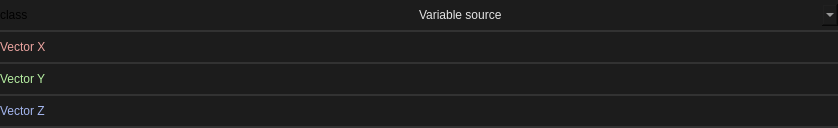
Above: smartprop_editor/properties_classes/vector3d.ui from dertwist/Hammer5Tools before the change. Below: the same form after it.
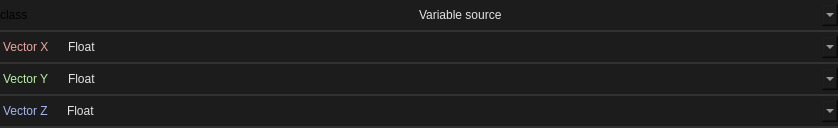
That is the form after the change. Icons and pictures are not drawn.

Patch:
```diff
--- a/smartprop_editor/properties_classes/vector3d.ui
+++ b/smartprop_editor/properties_classes/vector3d.ui
@@ -339,18 +339,129 @@
           <layout class="QHBoxLayout" name="layout_x">
            <item>
             <widget class="QLabel" name="label">
+             <property name="sizePolicy">
+              <sizepolicy hsizetype="Fixed" vsizetype="Preferred">
+               <horstretch>0</horstretch>
+               <verstretch>0</verstretch>
+              </sizepolicy>
+             </property>
              <property name="styleSheet">
               <string notr="true">border:0px;
 background-color: rgba(255, 255, 255, 0);
 font: 8pt &quot;Segoe UI&quot;;
 color: #ECA4A0;
-</string>
+padding-right: 16px;</string>
              </property>
              <property name="text">
               <string>Vector X</string>
              </property>
             </widget>
            </item>
+           <item>
+            <widget class="QComboBox" name="comboBox">
+             <property name="styleSheet">
+              <string notr="true">QComboBox {
+    font: 580 8pt &quot;Segoe UI&quot;;
+    border: 2px solid black;
+    border-radius: 0px;
+    border-color: rgba(80, 80, 80, 255);
+    height: 18px;
+    padding-top: 2px;
+    padding-bottom: 2px;
+	border-top:none;
+border-bottom:none;
+border:none;
+    color: #E3E3E3;
+    background-color: #1C1C1C;
+}
+
+QComboBox:hover {
+    background-color: #414956;
+    color: white;
+}
+
+QComboBox:pressed {
+}
+
+QComboBox:item {
+    font: 580  8pt &quot;Segoe UI&quot;;
+    color: #E3E3E3;
+    padding-left: 5px;
+    background-color: #1C1C1C;
+    border-style: none;
+}
+
+QComboBox::drop-down {
+    color: #E3E3E3;
+    padding: 2px;
+    background: url(://icons/arrow_drop_down_16dp.svg) no-repeat center;
+    border-bottom: 0px solid black;
+    border-top: 0px solid black;
+    border-right: 0px;
+    border-left: 2px solid;
+    margin-left: 5px;
+    padding: 5px;
+    width: 7px;
+    border-color: rgba(80, 80, 80, 255);
+    background-color: #1C1C1C;
+border:none;
+}
+
+QComboBox::drop-down:hover {
+    background-color: #414956;
+    color: white;
+}
+
+
+QComboBox QAbstractItemView {
+    border: 2px solid gray;
+    border-color: rgba(80, 80, 80, 255);
+    selection-background-color: #414956;
+    background-color: #1C1C1C;
+}
+
+
+QComboBox QAbstractItemView::item {
+    height: 16px; /* Set the height of each item */
+    padding: 4px; /* Add padding to each item */
+    padding-left: 5px;
+    padding-right: 5px;
+    color: #ff8a8a8a;
+    border-style: none;
+    border-bottom: 0.5px solid black;
+    border-color: rgba(255, 255, 255, 10);
+}
+
+
+QComboBox QAbstractItemView::item:selected {
+    height: 16px; /* Set the height of each item */
+    padding: 4px; /* Add padding to each item */
+    padding-left: 5px;
+    padding-right: 5px;
+    background-color: #414956;
+    color: white;
+    border: none; /* Remove border */
+    outline: none; /* Remove outline */
+}
+</string>
+             </property>
+             <item>
+              <property name="text">
+               <string>Float</string>
+              </property>
+             </item>
+             <item>
+              <property name="text">
+               <string>Variable</string>
+              </property>
+             </item>
+             <item>
+              <property name="text">
+               <string>Expression</string>
+              </property>
+             </item>
+            </widget>
+           </item>
           </layout>
          </item>
         </layout>
@@ -418,17 +529,129 @@
           <layout class="QHBoxLayout" name="layout_y">
            <item>
             <widget class="QLabel" name="label_2">
+             <property name="sizePolicy">
+              <sizepolicy hsizetype="Fixed" vsizetype="Preferred">
+               <horstretch>0</horstretch>
+               <verstretch>0</verstretch>
+              </sizepolicy>
+             </property>
              <property name="styleSheet">
               <string notr="true">border:0px;
 background-color: rgba(255, 255, 255, 0);
 font: 8pt &quot;Segoe UI&quot;;
-color: #B6EFA2;</string>
+color: #B6EFA2;
+padding-right: 16px;</string>
              </property>
              <property name="text">
               <string>Vector Y</string>
              </property>
             </widget>
            </item>
+           <item>
+            <widget class="QComboBox" name="comboBox_2">
+             <property name="styleSheet">
+              <string notr="true">QComboBox {
+    font: 580 8pt &quot;Segoe UI&quot;;
+    border: 2px solid black;
+    border-radius: 0px;
+    border-color: rgba(80, 80, 80, 255);
+    height: 18px;
+    padding-top: 2px;
+    padding-bottom: 2px;
+	border-top:none;
+border-bottom:none;
+border:none;
+    color: #E3E3E3;
+    background-color: #1C1C1C;
+}
+
+QComboBox:hover {
+    background-color: #414956;
+    color: white;
+}
+
+QComboBox:pressed {
+}
+
+QComboBox:item {
+    font: 580  8pt &quot;Segoe UI&quot;;
+    color: #E3E3E3;
+    padding-left: 5px;
+    background-color: #1C1C1C;
+    border-style: none;
+}
+
+QComboBox::drop-down {
+    color: #E3E3E3;
+    padding: 2px;
+    background: url(://icons/arrow_drop_down_16dp.svg) no-repeat center;
+    border-bottom: 0px solid black;
+    border-top: 0px solid black;
+    border-right: 0px;
+    border-left: 2px solid;
+    margin-left: 5px;
+    padding: 5px;
+    width: 7px;
+    border-color: rgba(80, 80, 80, 255);
+    background-color: #1C1C1C;
+border:none;
+}
+
+QComboBox::drop-down:hover {
+    background-color: #414956;
+    color: white;
+}
+
+
+QComboBox QAbstractItemView {
+    border: 2px solid gray;
+    border-color: rgba(80, 80, 80, 255);
+    selection-background-color: #414956;
+    background-color: #1C1C1C;
+}
+
+
+QComboBox QAbstractItemView::item {
+    height: 16px; /* Set the height of each item */
+    padding: 4px; /* Add padding to each item */
+    padding-left: 5px;
+    padding-right: 5px;
+    color: #ff8a8a8a;
+    border-style: none;
+    border-bottom: 0.5px solid black;
+    border-color: rgba(255, 255, 255, 10);
+}
+
+
+QComboBox QAbstractItemView::item:selected {
+    height: 16px; /* Set the height of each item */
+    padding: 4px; /* Add padding to each item */
+    padding-left: 5px;
+    padding-right: 5px;
+    background-color: #414956;
+    color: white;
+    border: none; /* Remove border */
+    outline: none; /* Remove outline */
+}
+</string>
+             </property>
+             <item>
+              <property name="text">
+               <string>Float</string>
+              </property>
+             </item>
+             <item>
+              <property name="text">
+               <string>Variable</string>
+              </property>
+             </item>
+             <item>
+              <property name="text">
+               <string>Expression</string>
+              </property>
+             </item>
+            </widget>
+           </item>
           </layout>
          </item>
         </layout>
@@ -496,18 +719,130 @@
           <layout class="QHBoxLayout" name="layout_z">
            <item>
             <widget class="QLabel" name="label_3">
+             <property name="sizePolicy">
+              <sizepolicy hsizetype="Fixed" vsizetype="Preferred">
+               <horstretch>0</horstretch>
+               <verstretch>0</verstretch>
+              </sizepolicy>
+             </property>
              <property name="styleSheet">
               <string notr="true">border:0px;
 background-color: rgba(255, 255, 255, 0);
 font: 8pt &quot;Segoe UI&quot;;
 
-color: #A4B6EF;</string>
+color: #A4B6EF;
+padding-right: 16px;</string>
              </property>
              <property name="text">
               <string>Vector Z</string>
              </property>
             </widget>
            </item>
+           <item>
+            <widget class="QComboBox" name="comboBox_3">
+             <property name="styleSheet">
+              <string notr="true">QComboBox {
+    font: 580 8pt &quot;Segoe UI&quot;;
+    border: 2px solid black;
+    border-radius: 0px;
+    border-color: rgba(80, 80, 80, 255);
+    height: 18px;
+    padding-top: 2px;
+    padding-bottom: 2px;
+	border-top:none;
+border-bottom:none;
+border:none;
+    color: #E3E3E3;
+    background-color: #1C1C1C;
+}
+
+QComboBox:hover {
+    background-color: #414956;
+    color: white;
+}
+
+QComboBox:pressed {
+}
+
+QComboBox:item {
+    font: 580  8pt &quot;Segoe UI&quot;;
+    color: #E3E3E3;
+    padding-left: 5px;
+    background-color: #1C1C1C;
+    border-style: none;
+}
+
+QComboBox::drop-down {
+    color: #E3E3E3;
+    padding: 2px;
+    background: url(://icons/arrow_drop_down_16dp.svg) no-repeat center;
+    border-bottom: 0px solid black;
+    border-top: 0px solid black;
+    border-right: 0px;
+    border-left: 2px solid;
+    margin-left: 5px;
+    padding: 5px;
+    width: 7px;
+    border-color: rgba(80, 80, 80, 255);
+    background-color: #1C1C1C;
+border:none;
+}
+
+QComboBox::drop-down:hover {
+    background-color: #414956;
+    color: white;
+}
+
+
+QComboBox QAbstractItemView {
+    border: 2px solid gray;
+    border-color: rgba(80, 80, 80, 255);
+    selection-background-color: #414956;
+    background-color: #1C1C1C;
+}
+
+
+QComboBox QAbstractItemView::item {
+    height: 16px; /* Set the height of each item */
+    padding: 4px; /* Add padding to each item */
+    padding-left: 5px;
+    padding-right: 5px;
+    color: #ff8a8a8a;
+    border-style: none;
+    border-bottom: 0.5px solid black;
+    border-color: rgba(255, 255, 255, 10);
+}
+
+
+QComboBox QAbstractItemView::item:selected {
+    height: 16px; /* Set the height of each item */
+    padding: 4px; /* Add padding to each item */
+    padding-left: 5px;
+    padding-right: 5px;
+    background-color: #414956;
+    color: white;
+    border: none; /* Remove border */
+    outline: none; /* Remove outline */
+}
+</string>
+             </property>
+             <item>
+              <property name="text">
+               <string>Float</string>
+              </property>
+             </item>
+             <item>
+              <property name="text">
+               <string>Variable</string>
+              </property>
+             </item>
+             <item>
+              <property name="text">
+               <string>Expression</string>
+              </property>
+             </item>
+            </widget>
+           </item>
           </layout>
          </item>
         </layout>
```
